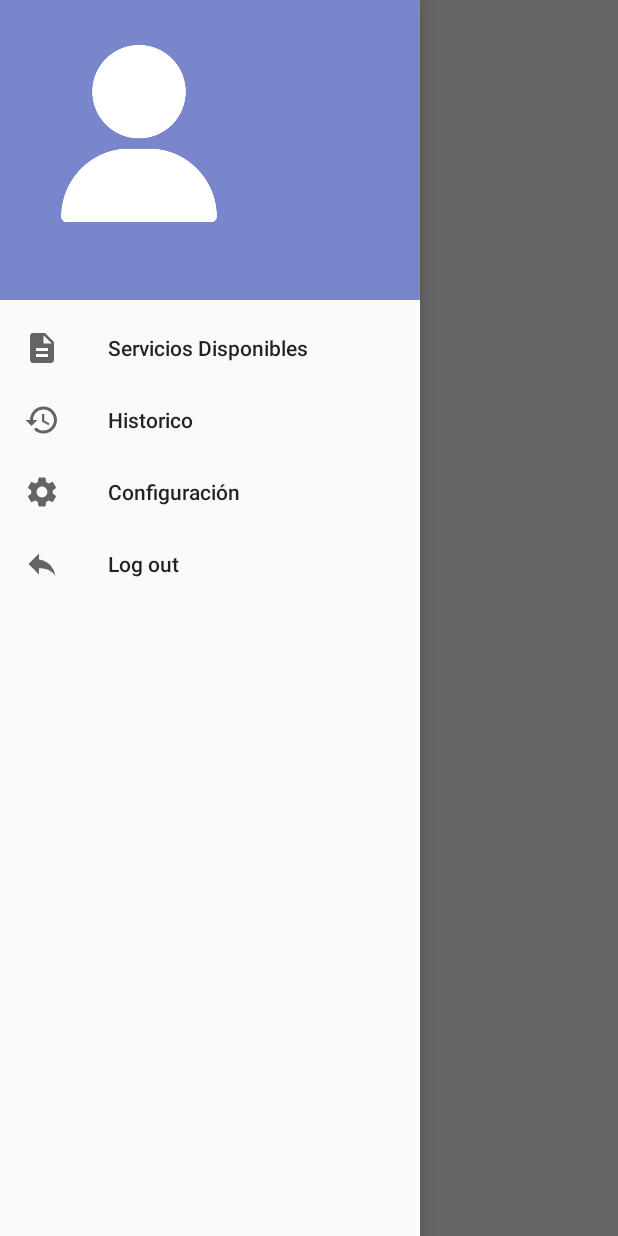
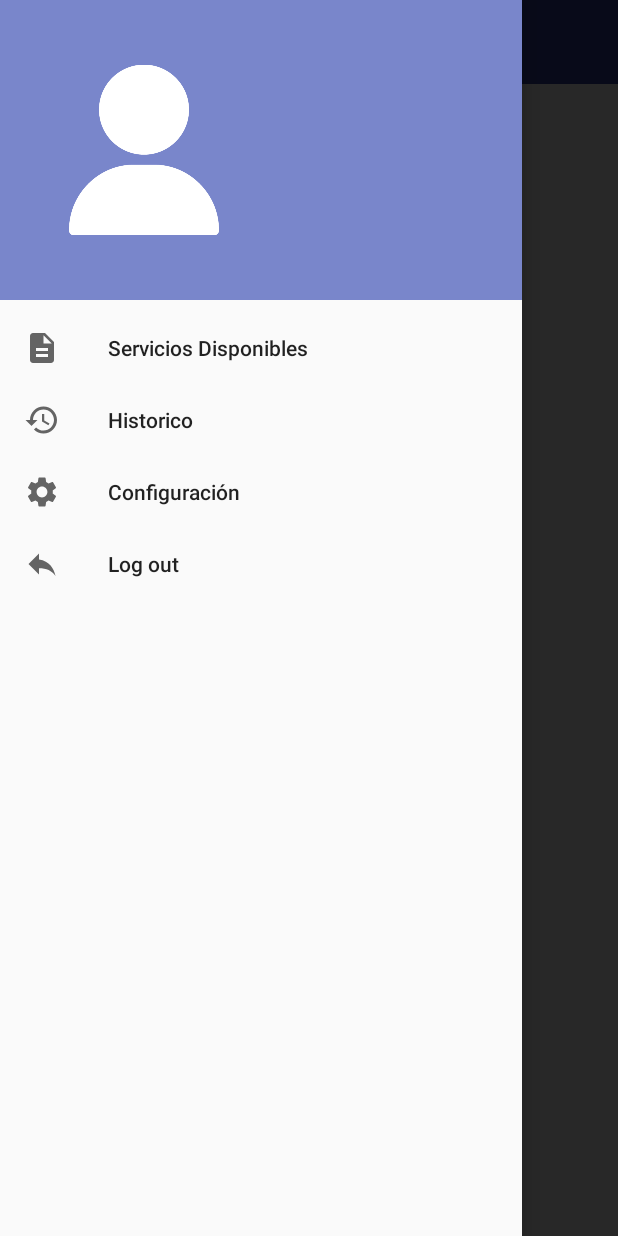
Before and after one commit to FerGlez230/Vanken, an Android app: the MainTecnicoActivity screen opened directly, with no data from a screen before it, in the side drawer, after a tap on "Historico", on a phone screen of 412 x 824 dp. Run offline under Robolectric (Android 15) with nearby library versions, the phone set to English and light mode, and no system bars.

Commit message:
Corrección de errores de Nav Tecnico

```diff
--- a/app/src/main/java/com/example/vanken/MainTecnicoActivity.java
+++ b/app/src/main/java/com/example/vanken/MainTecnicoActivity.java
@@ -1,43 +1,44 @@
 package com.example.vanken;
 
-import androidx.annotation.NonNull;
 import androidx.appcompat.app.ActionBarDrawerToggle;
 import androidx.appcompat.app.AppCompatActivity;
 import androidx.appcompat.widget.Toolbar;
 import androidx.drawerlayout.widget.DrawerLayout;
+import androidx.fragment.app.FragmentManager;
+import androidx.fragment.app.FragmentTransaction;
 
 import android.os.Bundle;
-import android.view.MenuItem;
 
 import com.google.android.material.navigation.NavigationView;
 
-public class MainTecnicoActivity extends AppCompatActivity implements NavigationView.OnNavigationItemSelectedListener {
+public class MainTecnicoActivity extends AppCompatActivity {
 
-    DrawerLayout drawerLayoutTecnico;
-    NavigationView navigationViewTecnico;
-    Toolbar toolbarTecnico;
+    DrawerLayout drawerLayout;
+    ActionBarDrawerToggle actionBarDrawerToggle;
+    Toolbar toolbar;
+    NavigationView navigationView;
 
+    FragmentManager fragmentManager;
+    FragmentTransaction fragmentTransaction;
 
     @Override
     protected void onCreate(Bundle savedInstanceState) {
         super.onCreate(savedInstanceState);
         setContentView(R.layout.activity_main_tecnico);
 
-        drawerLayoutTecnico = findViewById(R.id.drawer_layout_tecnico);
-        navigationViewTecnico = findViewById(R.id.nav_tecnico_Menu);
-        toolbarTecnico = findViewById(R.id.toolbarTecnico);
-        setSupportActionBar(toolbarTecnico);
+        toolbar = findViewById(R.id.toolbarTecnicoMain);
+        setSupportActionBar(toolbar);
+        drawerLayout = findViewById(R.id.drawer_layout_tecnico);
+        navigationView = findViewById(R.id.nav_tecnico_Menu);
 
+        actionBarDrawerToggle = new ActionBarDrawerToggle(MainTecnicoActivity.this, drawerLayout, toolbar, R.string.nav_open_tec, R.string.nav_close_tec);
+        drawerLayout.addDrawerListener(actionBarDrawerToggle);
+        actionBarDrawerToggle.setDrawerIndicatorEnabled(true);
+        actionBarDrawerToggle.syncState();
 
-        navigationViewTecnico.bringToFront();
-        ActionBarDrawerToggle toogle = new ActionBarDrawerToggle(MainTecnicoActivity.this, drawerLayoutTecnico, R.string.nav_open_tec,R.string.nav_close_tec);
-        drawerLayoutTecnico.addDrawerListener(toogle);
-        toogle.syncState();
-        navigationViewTecnico.setNavigationItemSelectedListener(this);
-    }
-
-    @Override
-    public boolean onNavigationItemSelected(@NonNull MenuItem menuItem) {
-        return true;
+        fragmentManager = getSupportFragmentManager();
+        fragmentTransaction = fragmentManager.beginTransaction();
+        fragmentTransaction.add(R.id.container_Main_Tecnico,new ListaPeticionesTecnicoFragment());
+        fragmentTransaction.commit();
     }
 }
--- a/app/src/main/res/layout/activity_main_tecnico.xml
+++ b/app/src/main/res/layout/activity_main_tecnico.xml
@@ -6,49 +6,27 @@
     android:layout_width="match_parent"
     android:layout_height="match_parent"
     tools:context=".MainTecnicoActivity"
-    android:fitsSystemWindows="true"
-    tools:openDrawer="start">
+    android:orientation="vertical">
 
-   <com.google.android.material.navigation.NavigationView
+    <include
+        android:layout_height="wrap_content"
+        android:layout_width="match_parent"
+        layout="@layout/toolbar_tecnico">
+    </include>
+    <include
+        android:layout_height="wrap_content"
+        android:layout_width="match_parent"
+        layout="@layout/content_tecnico_main">
+    </include>
+    <com.google.android.material.navigation.NavigationView
         android:id="@+id/nav_tecnico_Menu"
-        android:layout_width="wrap_content"
+        android:layout_width="match_parent"
         android:layout_height="match_parent"
+        app:menu="@menu/tecnico_menu"
+        app:headerLayout="@layout/header_tecnico"
         android:layout_gravity="start"
-        app:headerLayout="@layout/header_tecnico"
-        app:menu="@menu/tecnico_menu">
+        android:fitsSystemWindows="true">
 
     </com.google.android.material.navigation.NavigationView>
 
-    <LinearLayout
-        android:layout_width="match_parent"
-        android:layout_height="match_parent"
-        android:orientation="vertical">
-
-        <androidx.appcompat.widget.Toolbar
-            android:id="@+id/toolbarTecnico"
-            android:layout_width="match_parent"
-            android:layout_height="match_parent"
-            android:background="@color/white"
-            android:minHeight="?attr/actionBarSize"
-            android:theme="?attr/actionBarTheme"
-            app:layout_constraintEnd_toEndOf="parent"
-            app:layout_constraintStart_toStartOf="parent"
-            app:layout_constraintTop_toTopOf="parent"
-            app:navigationIcon="@mipmap/ico_menu" />
-
-        <FrameLayout
-            android:id="@+id/frame_Main_Tecnico"
-            android:layout_width="match_parent"
-            android:layout_height="match_parent">
-
-        </FrameLayout>
-
-
-    </LinearLayout>
-
-
-
-
-
-
 </androidx.drawerlayout.widget.DrawerLayout>
--- /dev/null
+++ b/app/src/main/res/layout/content_tecnico_main.xml
@@ -0,0 +1,13 @@
+<?xml version="1.0" encoding="utf-8"?>
+<LinearLayout xmlns:android="http://schemas.android.com/apk/res/android"
+    android:orientation="vertical" android:layout_width="match_parent"
+    android:layout_height="match_parent">
+
+    <FrameLayout
+        android:id="@+id/container_Main_Tecnico"
+        android:layout_width="match_parent"
+        android:layout_height="match_parent">
+
+    </FrameLayout>
+
+</LinearLayout>
--- a/app/src/main/res/layout/fragment_lista_peticiones_tecnico.xml
+++ b/app/src/main/res/layout/fragment_lista_peticiones_tecnico.xml
@@ -1,14 +1,25 @@
 <?xml version="1.0" encoding="utf-8"?>
 <FrameLayout xmlns:android="http://schemas.android.com/apk/res/android"
+    xmlns:app="http://schemas.android.com/apk/res-auto"
     xmlns:tools="http://schemas.android.com/tools"
     android:layout_width="match_parent"
     android:layout_height="match_parent"
     tools:context=".ListaPeticionesTecnicoFragment">
 
     <!-- TODO: Update blank fragment layout -->
-    <TextView
+    <androidx.constraintlayout.widget.ConstraintLayout
         android:layout_width="match_parent"
         android:layout_height="match_parent"
-        android:text="@string/hello_blank_fragment" />
+        android:padding="40dp">
+
+        <TextView
+            android:layout_width="wrap_content"
+            android:layout_height="wrap_content"
+            android:text="@string/hello_blank_fragment"
+            app:layout_constraintBottom_toBottomOf="parent"
+            app:layout_constraintEnd_toEndOf="parent"
+            app:layout_constraintStart_toStartOf="parent"
+            app:layout_constraintTop_toTopOf="parent" />
+    </androidx.constraintlayout.widget.ConstraintLayout>
 
 </FrameLayout>
--- a/app/src/main/res/layout/header_tecnico.xml
+++ b/app/src/main/res/layout/header_tecnico.xml
@@ -4,14 +4,16 @@
     android:layout_width="match_parent"
     android:layout_height="200dp"
     android:background="@color/colorPrimaryLight"
-    android:orientation="vertical" >
+    android:orientation="vertical"
+    android:theme="@style/ThemeOverlay.AppCompat.Dark"
+    android:gravity="bottom"
+    android:padding="16dp">
 
     <ImageView
         android:id="@+id/imgUserTecnicoMenu"
-        android:layout_width="125dp"
-        android:layout_height="118dp"
+        android:layout_width="100dp"
+        android:layout_height="wrap_content"
         android:layout_marginStart="30dp"
-        android:layout_marginTop="30dp"
         android:contentDescription="@string/imagenusuario"
         app:srcCompat="@mipmap/user_tecnico" />
 
--- /dev/null
+++ b/app/src/main/res/layout/toolbar_tecnico.xml
@@ -0,0 +1,12 @@
+<?xml version="1.0" encoding="utf-8"?>
+<LinearLayout xmlns:android="http://schemas.android.com/apk/res/android"
+    android:orientation="vertical" android:layout_width="match_parent"
+    android:layout_height="match_parent">
+    <androidx.appcompat.widget.Toolbar
+        android:id="@+id/toolbarTecnicoMain"
+        android:layout_width="match_parent"
+        android:layout_height="?attr/actionBarSize"
+        android:background="@color/colorPrimaryDark"
+        android:theme="@style/ThemeOverlay.AppCompat.Dark"/>
+
+</LinearLayout>
```
